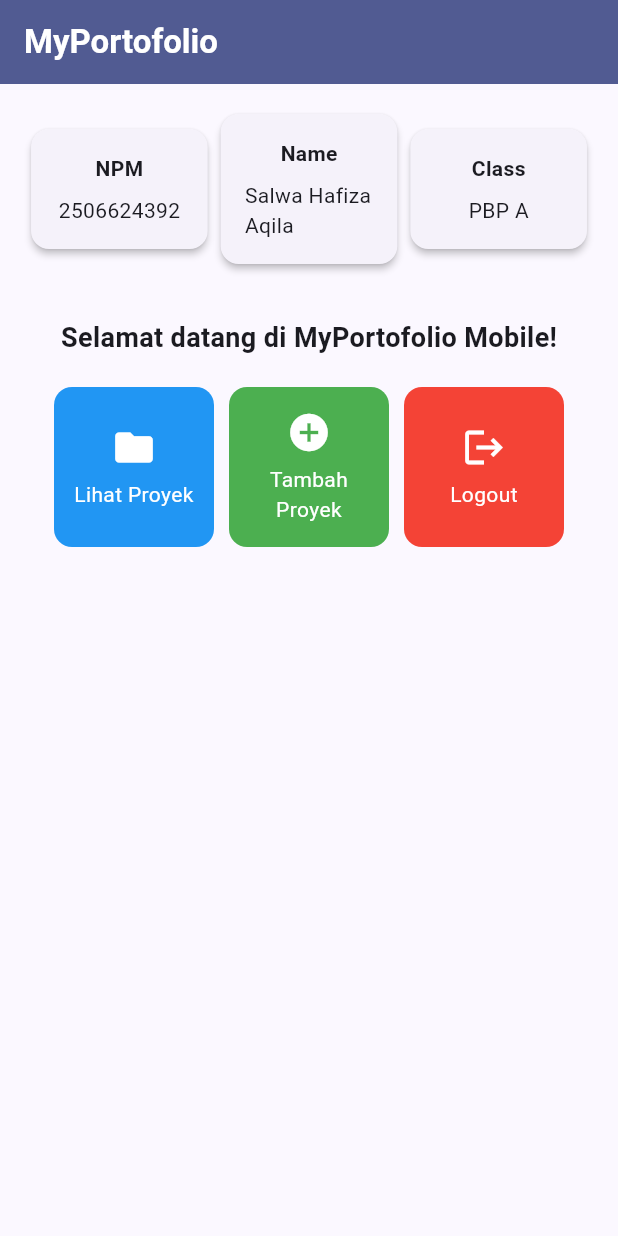
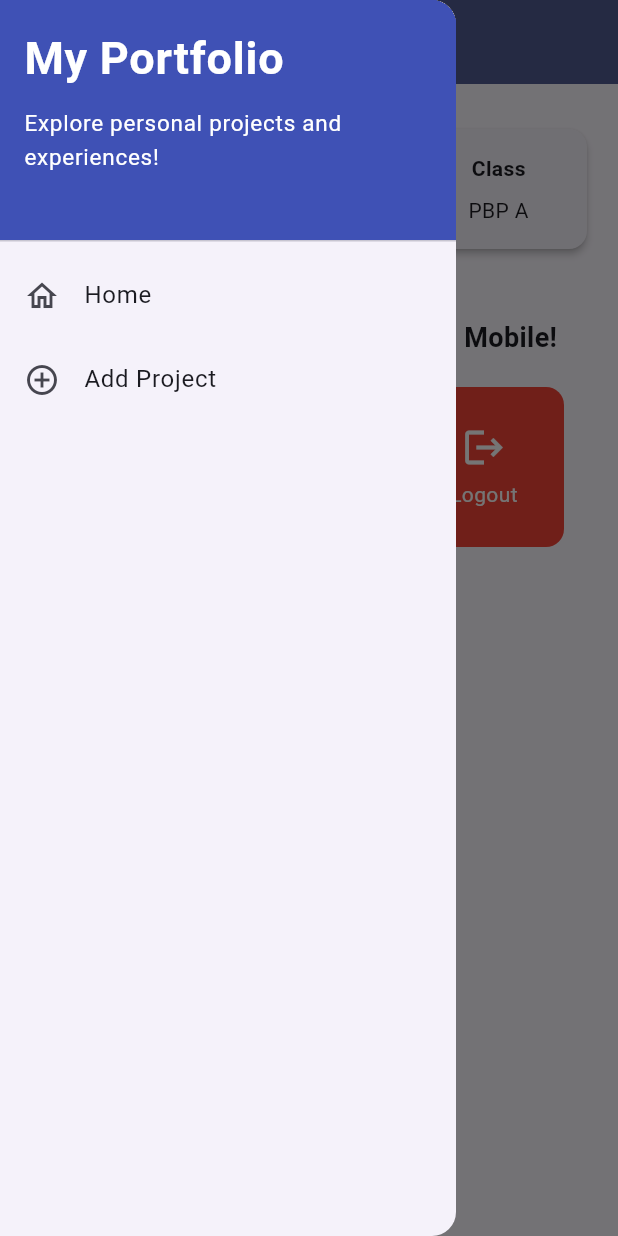
Before and after one commit to salfizaa18/myportofolio_mobile, a Flutter app: the screen it shows after launch, with the side drawer open (before the commit the screen has no drawer), on a phone screen of 412 x 824 dp. Run offline on Flutter 3.47's test engine with Material 3 defaults, Android fonts, the phone set to English and light mode, and no system bars; our stand-ins replace material_ui.

Commit message:
Tutorial 09: Flutter Navigation, Layouts, Forms, and Input Elements

```diff
--- a/lib/main.dart
+++ b/lib/main.dart
@@ -1,5 +1,5 @@
-import 'package:flutter/material.dart';
-import 'package:myportofolio_mobile/menu.dart';
+import 'package:material_ui/material_ui.dart';
+import 'package:myportofolio_mobile/screens/menu.dart';
 
 void main() {
   runApp(const MyApp());
--- a/lib/menu.dart
+++ b/lib/screens/menu.dart
@@ -1,4 +1,6 @@
-import 'package:flutter/material.dart';
+import 'package:material_ui/material_ui.dart';
+import 'package:myportofolio_mobile/widgets/project_card.dart';
+import 'package:myportofolio_mobile/widgets/left_drawer.dart';
 
 class MyHomePage extends StatelessWidget {
   MyHomePage({super.key});
@@ -7,7 +9,7 @@ class MyHomePage extends StatelessWidget {
   final String nama = "Salwa Hafiza Aqila";
   final String kelas = "PBP A";
 
-  final List<ItemHomepage> items = [
+    final List<ItemHomepage> items = [
     ItemHomepage("Lihat Proyek", Icons.folder, Colors.blue),
     ItemHomepage("Tambah Proyek", Icons.add_circle, Colors.green),
     ItemHomepage("Logout", Icons.logout, Colors.red),
@@ -15,9 +17,7 @@ class MyHomePage extends StatelessWidget {
 
   @override
   Widget build(BuildContext context) {
-    // Scaffold menyediakan struktur visual dasar halaman (AppBar, Body, SnackBar).
     return Scaffold(
-      // AppBar menampilkan bar bagian atas halaman aplikasi.
       appBar: AppBar(
         title: const Text(
           'MyPortofolio',
@@ -27,14 +27,14 @@ class MyHomePage extends StatelessWidget {
           ),
         ),
         backgroundColor: Theme.of(context).colorScheme.primary,
+        iconTheme: const IconThemeData(color: Colors.white),
       ),
-      // Body halaman utama dengan padding di sekelilingnya.
+      drawer: const LeftDrawer(),
       body: Padding(
         padding: const EdgeInsets.all(16.0),
         child: Column(
           crossAxisAlignment: CrossAxisAlignment.center,
           children: [
-            // Baris horizontal untuk menampilkan 3 InfoCard secara sejajar.
             Row(
               mainAxisAlignment: MainAxisAlignment.spaceEvenly,
               children: [
@@ -44,7 +44,6 @@ class MyHomePage extends StatelessWidget {
               ],
             ),
             const SizedBox(height: 16.0),
-            // Bagian tengah: pesan sambutan dan kisi tombol menu portofolio.
             Center(
               child: Column(
                 children: [
@@ -58,14 +57,12 @@ class MyHomePage extends StatelessWidget {
                       ),
                     ),
                   ),
-                  // GridView menampilkan kartu tombol dalam tata letak kisi 3 kolom.
                   GridView.count(
                     primary: true,
                     padding: const EdgeInsets.all(20),
                     crossAxisSpacing: 10,
                     mainAxisSpacing: 10,
                     crossAxisCount: 3,
-                    // shrinkWrap agar ukuran kisi menyesuaikan tinggi konten anak.
                     shrinkWrap: true,
                     children: items.map((ItemHomepage item) {
                       return ItemCard(item);
@@ -82,7 +79,6 @@ class MyHomePage extends StatelessWidget {
 }
 
 class InfoCard extends StatelessWidget {
-  // Kartu informasi yang menampilkan judul (title) dan isi (content).
   final String title;
   final String content;
 
@@ -91,13 +87,10 @@ class InfoCard extends StatelessWidget {
   @override
   Widget build(BuildContext context) {
     return Card(
-      // Memberikan efek bayangan kartu elevasi 2 unit.
       elevation: 2.0,
       child: Container(
-        // Menyesuaikan lebar kartu dengan proporsi layar (dibagi 3.5).
         width: MediaQuery.of(context).size.width / 3.5,
         padding: const EdgeInsets.all(16.0),
-        // Menyusun teks title dan content secara vertikal.
         child: Column(
           children: [
             Text(
@@ -105,7 +98,7 @@ class InfoCard extends StatelessWidget {
               style: const TextStyle(fontWeight: FontWeight.bold),
             ),
             const SizedBox(height: 8.0),
-            Text(content),
+            Text(content, textAlign: TextAlign.center),
           ],
         ),
       ),
@@ -120,49 +113,3 @@ class ItemHomepage {
 
   ItemHomepage(this.name, this.icon, this.color);
 }
-
-class ItemCard extends StatelessWidget {
-  final ItemHomepage item;
-
-  const ItemCard(this.item, {super.key});
-
-  @override
-  Widget build(BuildContext context) {
-    return Material(
-      color: item.color,
-      borderRadius: BorderRadius.circular(12),
-      child: InkWell(
-        // Aksi ketika kartu ditekan oleh pengguna.
-        onTap: () {
-          // Menampilkan SnackBar dengan nama tombol yang ditekan.
-          ScaffoldMessenger.of(context)
-            ..hideCurrentSnackBar()
-            ..showSnackBar(
-              SnackBar(content: Text("Kamu telah menekan tombol ${item.name}!")),
-            );
-        },
-        child: Container(
-          padding: const EdgeInsets.all(8),
-          child: Center(
-            child: Column(
-              mainAxisAlignment: MainAxisAlignment.center,
-              children: [
-                Icon(
-                  item.icon,
-                  color: Colors.white,
-                  size: 30.0,
-                ),
-                const Padding(padding: EdgeInsets.all(3)),
-                Text(
-                  item.name,
-                  textAlign: TextAlign.center,
-                  style: const TextStyle(color: Colors.white),
-                ),
-              ],
-            ),
-          ),
-        ),
-      ),
-    );
-  }
-}
--- /dev/null
+++ b/lib/widgets/left_drawer.dart
@@ -0,0 +1,69 @@
+import 'package:material_ui/material_ui.dart';
+import 'package:myportofolio_mobile/screens/menu.dart';
+import 'package:myportofolio_mobile/screens/project_form.dart';
+
+class LeftDrawer extends StatelessWidget {
+  const LeftDrawer({super.key});
+
+  @override
+  Widget build(BuildContext context) {
+    return Drawer(
+      child: ListView(
+        children: [
+          const DrawerHeader(
+            decoration: BoxDecoration(
+              color: Colors.indigo,
+            ),
+            child: Column(
+              crossAxisAlignment: CrossAxisAlignment.start,
+              children: [
+                Text(
+                  'My Portfolio',
+                  style: TextStyle(
+                    fontSize: 30,
+                    fontWeight: FontWeight.bold,
+                    color: Colors.white,
+                  ),
+                ),
+                SizedBox(height: 10),
+                Text(
+                  'Explore personal projects and experiences!',
+                  style: TextStyle(
+                    fontSize: 15,
+                    color: Colors.white,
+                  ),
+                ),
+              ],
+            ),
+          ),
+          ListTile(
+            leading: const Icon(Icons.home_outlined),
+            title: const Text('Home'),
+            // Navigasi ke halaman utama portofolio
+            onTap: () {
+              Navigator.pushReplacement(
+                context,
+                MaterialPageRoute(
+                  builder: (context) => MyHomePage(),
+                ),
+              );
+            },
+          ),
+          ListTile(
+            leading: const Icon(Icons.add_circle_outline),
+            title: const Text('Add Project'),
+            // Navigasi ke halaman tambah proyek
+            onTap: () {
+              Navigator.pushReplacement(
+                context,
+                MaterialPageRoute(
+                  builder: (context) => const ProjectFormPage(),
+                ),
+              );
+            },
+          ),
+        ],
+      ),
+    );
+  }
+}
--- /dev/null
+++ b/lib/widgets/project_card.dart
@@ -0,0 +1,52 @@
+import 'package:material_ui/material_ui.dart';
+import 'package:myportofolio_mobile/screens/menu.dart';
+import 'package:myportofolio_mobile/screens/project_form.dart';
+
+class ItemCard extends StatelessWidget {
+  final ItemHomepage item;
+
+  const ItemCard(this.item, {super.key});
+
+  @override
+  Widget build(BuildContext context) {
+    return Material(
+      color: item.color,
+      borderRadius: BorderRadius.circular(12),
+      child: InkWell(
+        // Area responsif terhadap sentuhan
+        onTap: () {
+          // Memunculkan SnackBar ketika diklik
+          ScaffoldMessenger.of(context)
+            ..hideCurrentSnackBar()
+            ..showSnackBar(
+              SnackBar(content: Text("Kamu telah menekan tombol ${item.name}!")),
+            );
+          // Navigate ke halaman yang sesuai
+          if (item.name == "Tambah Proyek") {
+            Navigator.push(
+              context,
+              MaterialPageRoute(builder: (context) => const ProjectFormPage()),
+            );
+          }
+        },
+        child: Container(
+          padding: const EdgeInsets.all(8),
+          child: Center(
+            child: Column(
+              mainAxisAlignment: MainAxisAlignment.center,
+              children: [
+                Icon(item.icon, color: Colors.white, size: 30.0),
+                const Padding(padding: EdgeInsets.all(3)),
+                Text(
+                  item.name,
+                  textAlign: TextAlign.center,
+                  style: const TextStyle(color: Colors.white),
+                ),
+              ],
+            ),
+          ),
+        ),
+      ),
+    );
+  }
+}
--- a/pubspec.yaml
+++ b/pubspec.yaml
@@ -34,6 +34,7 @@ dependencies:
   # The following adds the Cupertino Icons font to your application.
   # Use with the CupertinoIcons class for iOS style icons.
   cupertino_icons: ^1.0.8
+  material_ui: ^1.11.1
 
 dev_dependencies:
   flutter_test:
```
Also changed, not shown: lib/screens/project_form.dart (added, +206 -0 lines), pubspec.lock.
